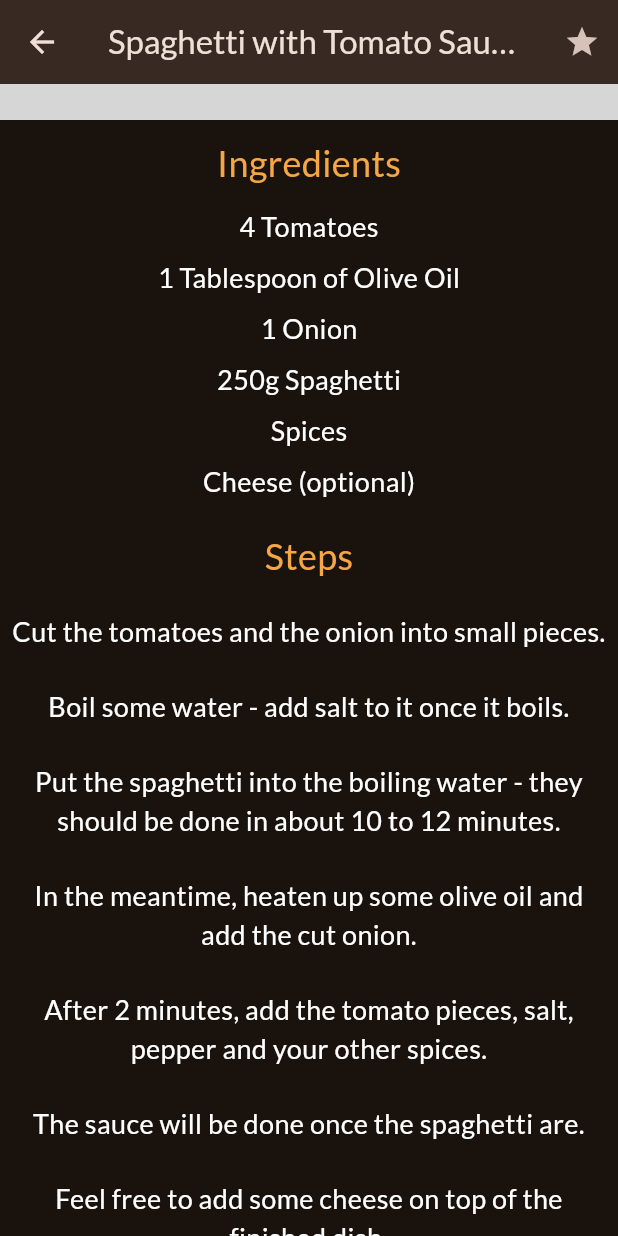
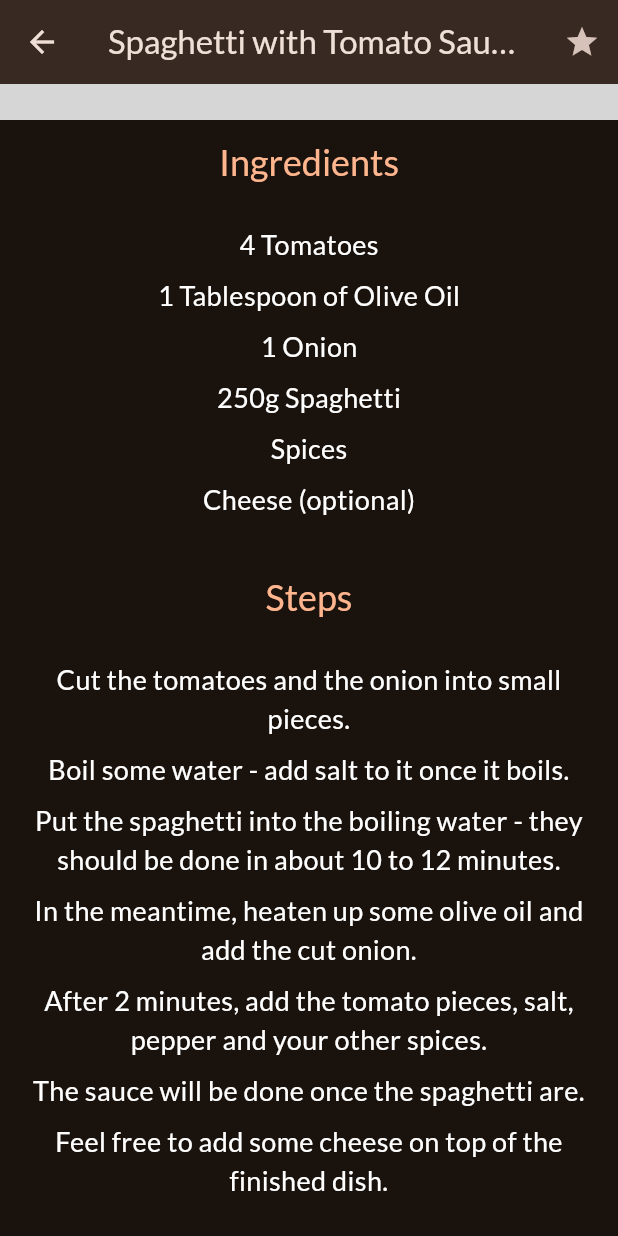
Before and after one commit to Navid-Rahman/Meals-App-Flutter, a Flutter app: the MealDetailsScreen screen opened directly with sample values from the repository, scrolled down 276 dp, on a phone screen of 412 x 824 dp. Run offline on Flutter 3.47's test engine with Material 2 defaults, Android fonts, the phone set to English and light mode, and no system bars; our stand-ins replace google_fonts, riverpod, transparent_image; network calls fail; grey boxes are pictures that could not be loaded.

Commit message:
Riverpod provider initiated

```diff
--- /dev/null
+++ b/lib/provider/meals_provider.dart
@@ -0,0 +1,7 @@
+import 'package:riverpod/riverpod.dart';
+
+import 'package:meals_app/data/dummy_data.dart';
+
+final mealsProvider = Provider((ref) {
+  return dummyMeals;
+});
--- a/lib/screens/meal_details.dart
+++ b/lib/screens/meal_details.dart
@@ -40,17 +40,19 @@ class MealDetailsScreen extends StatelessWidget {
             const SizedBox(
               height: 12,
             ),
-            const Text(
+            Text(
               'Ingredients',
-              style: TextStyle(
-                color: Color.fromARGB(255, 245, 166, 69),
+              style: Theme.of(context).textTheme.titleLarge!.copyWith(
+                    color: Theme.of(context).colorScheme.primary,
                     fontSize: 24,
                   ),
             ),
             const SizedBox(
               height: 12,
             ),
-            Column(
+            Padding(
+              padding: const EdgeInsets.all(16.0),
+              child: Column(
                 children: meal.ingredients.map((ingredient) {
                   return Column(
                     children: [
@@ -68,24 +70,25 @@ class MealDetailsScreen extends StatelessWidget {
                   );
                 }).toList(),
               ),
+            ),
             const SizedBox(
               height: 12,
             ),
-            const Text(
+            Text(
               'Steps',
-              style: TextStyle(
-                color: Color.fromARGB(255, 245, 166, 69),
+              style: Theme.of(context).textTheme.titleLarge!.copyWith(
+                    color: Theme.of(context).colorScheme.primary,
                     fontSize: 24,
                   ),
             ),
             const SizedBox(
               height: 12,
             ),
-            Column(
+            Padding(
+              padding: const EdgeInsets.all(16.0),
+              child: Column(
                 children: meal.steps.map((step) {
-                return Padding(
-                  padding: const EdgeInsets.all(8.0),
-                  child: Column(
+                  return Column(
                     children: [
                       Text(
                         step,
@@ -99,9 +102,9 @@ class MealDetailsScreen extends StatelessWidget {
                         height: 8,
                       ),
                     ],
-                  ),
                   );
                 }).toList(),
+              ),
             )
           ],
         ),
```
Also changed, not shown: pubspec.yaml (+3 -4 lines), pubspec.lock. Lines whose indentation alone changed are shown as unchanged.
